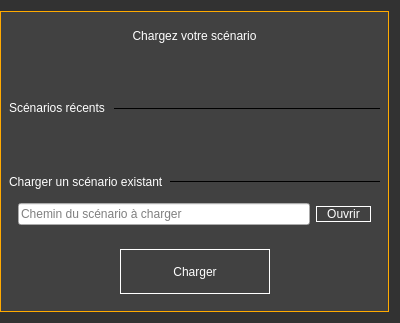
Above: CLoadProjectWizard.ui from ludomuse/LudoMuseEditor before the change. Below: the same form after it.
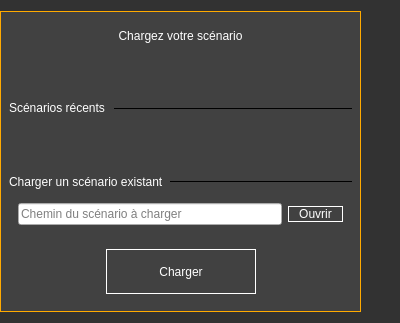
That is the form after the change.

The edit to the form file:
```diff
--- a/CLoadProjectWizard.ui
+++ b/CLoadProjectWizard.ui
@@ -10,6 +10,12 @@
     <height>323</height>
    </rect>
   </property>
+  <property name="sizePolicy">
+   <sizepolicy hsizetype="Preferred" vsizetype="Preferred">
+    <horstretch>0</horstretch>
+    <verstretch>0</verstretch>
+   </sizepolicy>
+  </property>
   <property name="windowTitle">
    <string>Form</string>
   </property>
@@ -24,6 +30,12 @@
    </property>
    <item>
     <widget class="QWidget" name="loadProjectWizardContainer" native="true">
+     <property name="sizePolicy">
+      <sizepolicy hsizetype="Maximum" vsizetype="Preferred">
+       <horstretch>0</horstretch>
+       <verstretch>0</verstretch>
+      </sizepolicy>
+     </property>
      <property name="styleSheet">
       <string notr="true">#loadProjectWizardContainer{
 border : 1px solid rgb(255, 170, 0);
@@ -36,6 +48,12 @@
      <layout class="QVBoxLayout" name="verticalLayout_2">
       <item>
        <widget class="QLabel" name="label">
+        <property name="sizePolicy">
+         <sizepolicy hsizetype="Expanding" vsizetype="Preferred">
+          <horstretch>0</horstretch>
+          <verstretch>0</verstretch>
+         </sizepolicy>
+        </property>
         <property name="text">
          <string>Chargez votre scénario</string>
         </property>
@@ -46,6 +64,12 @@
       </item>
       <item>
        <widget class="QLabel" name="errorLabel">
+        <property name="sizePolicy">
+         <sizepolicy hsizetype="Expanding" vsizetype="Preferred">
+          <horstretch>0</horstretch>
+          <verstretch>0</verstretch>
+         </sizepolicy>
+        </property>
         <property name="text">
          <string/>
         </property>
@@ -121,6 +145,12 @@
       </item>
       <item>
        <widget class="QWidget" name="recentProjectList" native="true">
+        <property name="sizePolicy">
+         <sizepolicy hsizetype="Expanding" vsizetype="Preferred">
+          <horstretch>0</horstretch>
+          <verstretch>0</verstretch>
+         </sizepolicy>
+        </property>
         <layout class="QVBoxLayout" name="verticalLayout_3">
          <property name="spacing">
           <number>10</number>
@@ -139,6 +169,12 @@
       </item>
       <item>
        <widget class="QWidget" name="loadProject" native="true">
+        <property name="sizePolicy">
+         <sizepolicy hsizetype="Expanding" vsizetype="Preferred">
+          <horstretch>0</horstretch>
+          <verstretch>0</verstretch>
+         </sizepolicy>
+        </property>
         <layout class="QHBoxLayout" name="horizontalLayout_2">
          <property name="leftMargin">
           <number>0</number>
@@ -186,6 +222,12 @@
       </item>
       <item>
        <widget class="QWidget" name="widget_2" native="true">
+        <property name="sizePolicy">
+         <sizepolicy hsizetype="Expanding" vsizetype="Preferred">
+          <horstretch>0</horstretch>
+          <verstretch>0</verstretch>
+         </sizepolicy>
+        </property>
         <layout class="QHBoxLayout" name="horizontalLayout_3">
          <property name="topMargin">
           <number>0</number>
@@ -239,6 +281,12 @@
       </item>
       <item>
        <widget class="QWidget" name="widget_3" native="true">
+        <property name="sizePolicy">
+         <sizepolicy hsizetype="Maximum" vsizetype="Preferred">
+          <horstretch>0</horstretch>
+          <verstretch>0</verstretch>
+         </sizepolicy>
+        </property>
         <layout class="QHBoxLayout" name="horizontalLayout_4">
          <item>
           <spacer name="horizontalSpacer">
```
